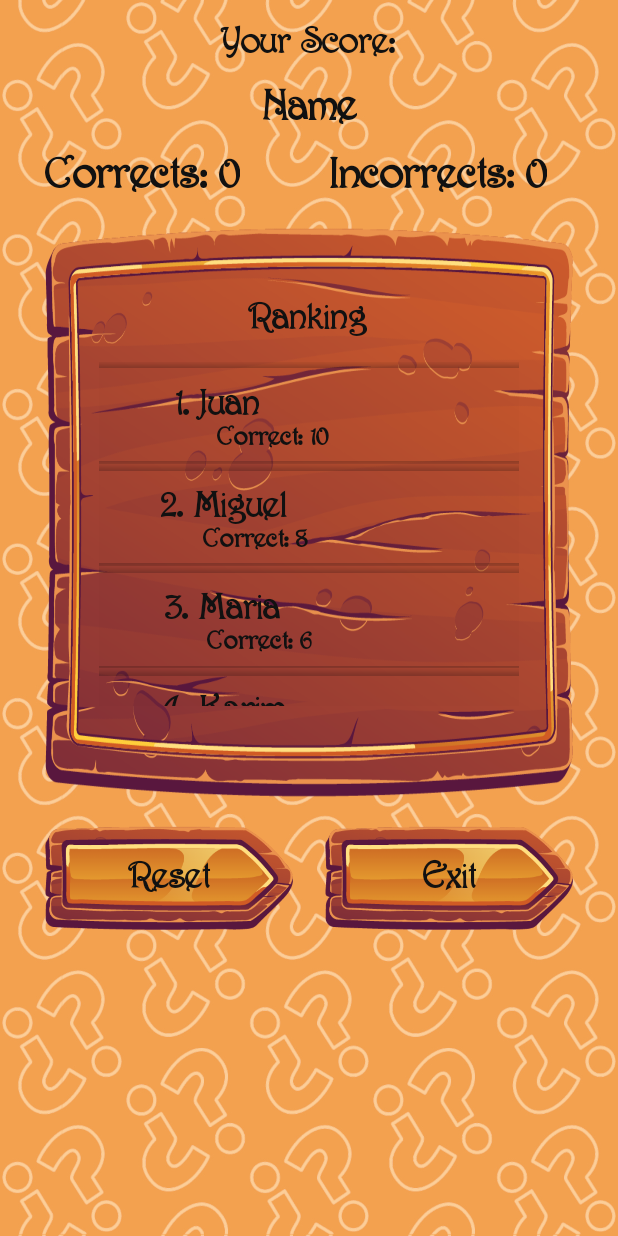
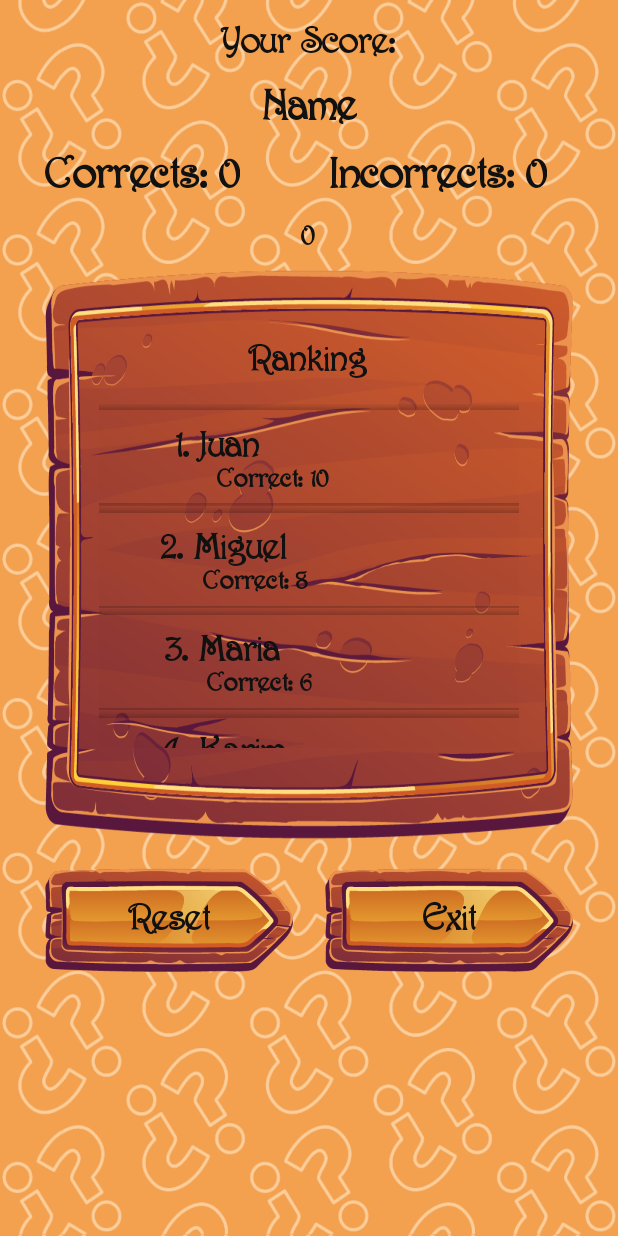
Before and after one commit to Mirak30/QuizApp, an Android app: the Result screen opened directly, with no data from a screen before it, on a phone screen of 412 x 824 dp. Run offline under Robolectric (Android 15) with nearby library versions, the phone set to English and light mode, and no system bars.

Commit message:
Añadido un cronometro
Se ha implementado un cronometro en cada una de las actividades del quiz y se debe mostrar en el resultado el tiempo que se ha hecho hasta el final.

```diff
--- a/app/src/main/java/com/example/prueba_quiz/Result.java
+++ b/app/src/main/java/com/example/prueba_quiz/Result.java
@@ -8,7 +8,9 @@ import androidx.recyclerview.widget.RecyclerView;
 import android.content.DialogInterface;
 import android.content.Intent;
 import android.os.Bundle;
+import android.os.SystemClock;
 import android.view.View;
+import android.widget.Chronometer;
 import android.widget.ImageButton;
 import android.widget.TextView;
 
@@ -20,6 +22,8 @@ public class Result extends AppCompatActivity {
     String s1[], s2[];
     int result;
     int resultIncorrects;
+    long chronometerResult;
+    TextView textChronometerResult;
 
     @Override
     protected void onCreate(Bundle savedInstanceState) {
@@ -35,7 +39,6 @@ public class Result extends AppCompatActivity {
         String si=Integer.toString(resultIncorrects);
         resultFinal.setText(sc);
         resultFinalIncorrect.setText(si);
-
         recyclerView = findViewById(R.id.RecycleViewRanking);
 
         s1 = getResources().getStringArray(R.array.nameRanking);
@@ -44,9 +47,14 @@ public class Result extends AppCompatActivity {
         MyAdapter myAdapter = new MyAdapter(this, s1, s2);
         recyclerView.setAdapter(myAdapter);
         recyclerView.setLayoutManager(new LinearLayoutManager(this));
+        chronometerResult = getIntent().getLongExtra("timeChronometerResult",0);
+        textChronometerResult = findViewById(R.id.textChronometerResult);
+        textChronometerResult.setText(Long.toString(chronometerResult));
 
         configureButton();
     }
+
+
 
     public void showRatingDialog(){
         String[] options={"Sí","No"};
--- a/app/src/main/res/layout/activity_result.xml
+++ b/app/src/main/res/layout/activity_result.xml
@@ -100,14 +100,14 @@
         android:layout_width="352dp"
         android:layout_height="386dp"
         android:layout_marginStart="30dp"
-        android:layout_marginTop="16dp"
+        android:layout_marginTop="8dp"
         android:layout_marginEnd="30dp"
         android:background="@drawable/tablon"
         android:scaleType="centerCrop"
         app:layout_constraintEnd_toEndOf="parent"
         app:layout_constraintHorizontal_bias="1.0"
         app:layout_constraintStart_toStartOf="parent"
-        app:layout_constraintTop_toBottomOf="@+id/textResult" />
+        app:layout_constraintTop_toBottomOf="@+id/textChronometerResult" />
 
     <TextView
         android:id="@+id/textCorrects"
@@ -194,4 +194,19 @@
         app:layout_constraintStart_toStartOf="parent"
         app:layout_constraintTop_toBottomOf="@+id/textScore" />
 
+    <TextView
+        android:id="@+id/textChronometerResult"
+        android:layout_width="wrap_content"
+        android:layout_height="wrap_content"
+        android:layout_marginTop="16dp"
+        android:text="TextView"
+        android:fontFamily="@font/harringt"
+        android:textColor="#111111"
+        android:textSize="20sp"
+        android:textStyle="bold"
+        app:layout_constraintEnd_toEndOf="parent"
+        app:layout_constraintHorizontal_bias="0.498"
+        app:layout_constraintStart_toStartOf="parent"
+        app:layout_constraintTop_toBottomOf="@+id/textIncorrects" />
+
 </androidx.constraintlayout.widget.ConstraintLayout>
```
Also changed, not shown: app/src/main/java/com/example/prueba_quiz/Questionsmultimedia.java (+14 -4 lines), app/src/main/java/com/example/prueba_quiz/Quiz.java (+18 -1 lines), app/src/main/java/com/example/prueba_quiz/QuizImages.java (+14 -2 lines), app/src/main/java/com/example/prueba_quiz/QuizQuestionImages.java (+11 -1 lines), app/src/main/java/com/example/prueba_quiz/QuizQuestionSound.java (+11 -2 lines), app/src/main/res/layout/activity_quiz.xml (+17 -0 lines), app/src/main/res/layout/activity_quiz_images.xml (+19 -1 lines), app/src/main/res/layout/activity_quiz_question_images.xml (+19 -2 lines), app/src/main/res/layout/activity_quiz_question_multimedia.xml (+19 -2 lines), app/src/main/res/layout/activity_quiz_question_sound.xml (+19 -2 lines).
